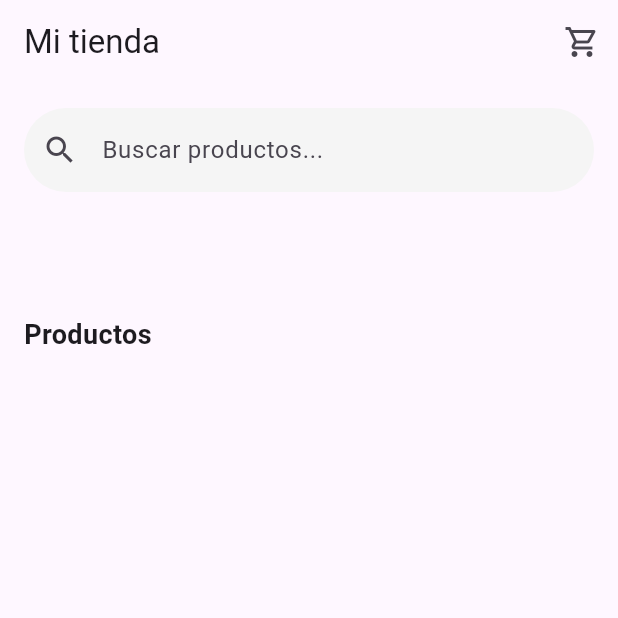
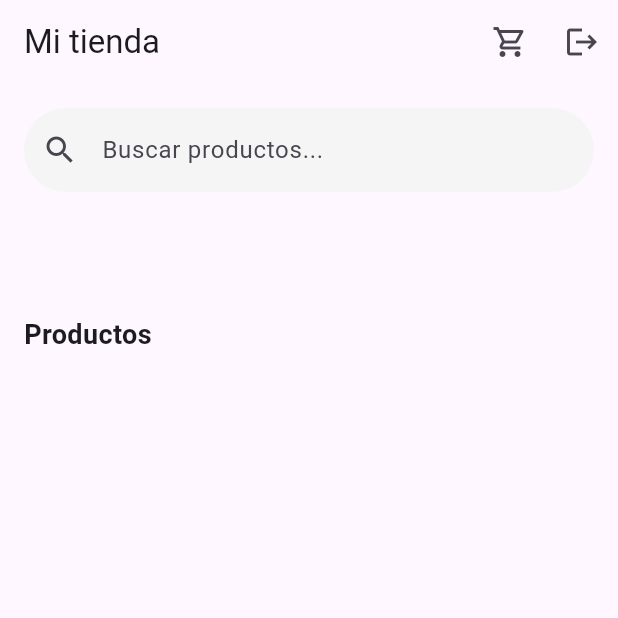
Before and after one commit to Fabrizzioxc/App-Mi-Tienda-Flutter, a Flutter app: the HomeScreen screen opened directly, on a phone screen of 412 x 824 dp, the top half of it. Run offline on Flutter 3.47's test engine with Material 3 defaults, Android fonts, the phone set to English and light mode, and no system bars; our stand-ins replace cached_network_image, flutter_dotenv, shared_preferences, supabase_flutter; accounts and stored records are empty.

Commit message:
Feat: Add logout button to home screen for user session management

```diff
--- a/lib/screens/home_screen.dart
+++ b/lib/screens/home_screen.dart
@@ -103,6 +103,13 @@ class _HomeScreenState extends State<HomeScreen> {
                   ),
                 ),
             ],
+          ),
+          IconButton(
+            icon: const Icon(Icons.logout),
+            tooltip: 'Salir',
+            onPressed: () {
+              Navigator.pushReplacementNamed(context, '/login');
+            },
           ),
         ],
       ),
```
